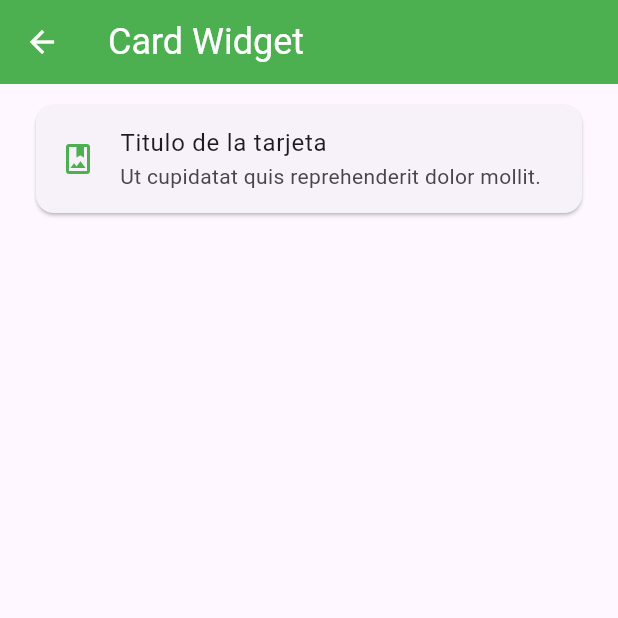
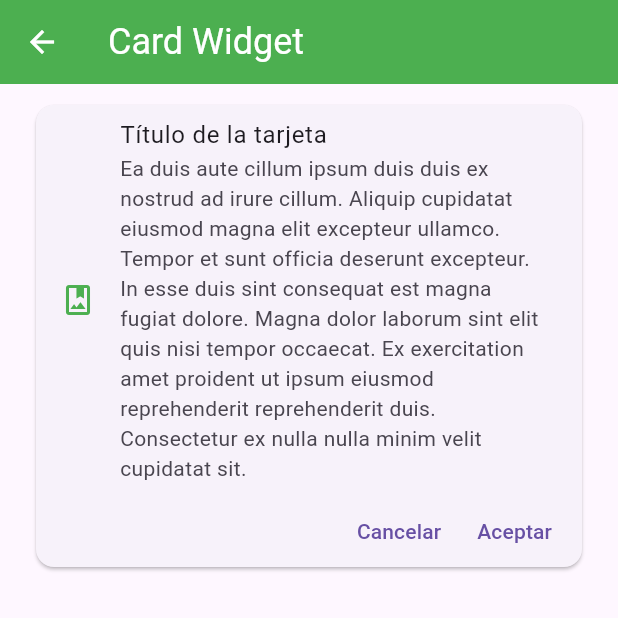
Before and after one commit to Javvii15/fl_components, a Flutter app: the CardScreen screen opened by its route, on a phone screen of 412 x 824 dp, the top half of it. Run offline on Flutter 3.47's test engine with Material 3 defaults, Android fonts, the phone set to English and light mode, and no system bars.

Commit message:
boton aceptar y cancelar card

```diff
--- a/fl_components/lib/screens/card_screen.dart
+++ b/fl_components/lib/screens/card_screen.dart
@@ -15,7 +15,7 @@ class CardScreen extends StatelessWidget {
       body: ListView(
         padding: const EdgeInsets.symmetric(horizontal: 20, vertical: 10),
         children: [
-          CustomCardTipo1()
+          CustomCardTipo1(),
          ],
       )
     );
--- a/fl_components/lib/widgets/custom_card_tipo_1.dart
+++ b/fl_components/lib/widgets/custom_card_tipo_1.dart
@@ -1,6 +1,5 @@
 import 'package:fl_components/theme/app_theme.dart';
 import 'package:flutter/material.dart';
-
 
 class CustomCardTipo1 extends StatelessWidget {
   const CustomCardTipo1({
@@ -12,13 +11,28 @@ class CustomCardTipo1 extends StatelessWidget {
     return Card(
       child: Column(
         children: [
-          ListTile(
-            leading: Icon(Icons.photo_album_outlined, color : AppTheme.primary),
-            title: Text('Titulo de la tarjeta'),
-            subtitle: Text('Ut cupidatat quis reprehenderit dolor mollit.'),
+          const ListTile(
+            leading: Icon(Icons.photo_album_outlined, color: AppTheme.primary),
+            title: Text('Título de la tarjeta'),
+            subtitle: Text('Ea duis aute cillum ipsum duis duis ex nostrud ad irure cillum. Aliquip cupidatat eiusmod magna elit excepteur ullamco. Tempor et sunt officia deserunt excepteur. In esse duis sint consequat est magna fugiat dolore. Magna dolor laborum sint elit quis nisi tempor occaecat. Ex exercitation amet proident ut ipsum eiusmod reprehenderit reprehenderit duis. Consectetur ex nulla nulla minim velit cupidatat sit.'),
+          ),
+          Row(
+            mainAxisAlignment: MainAxisAlignment.end,
+            children: [
+              TextButton(
+              onPressed: (){},
+              child: const Text('Cancelar')),
+              Padding(
+                padding: const EdgeInsets.only(right: 8.0),
+                child: TextButton(
+                onPressed: (){},
+                child: const Text('Aceptar')),
+              )
+            ],
           )
+
         ],
-      )
+      ),
     );
   }
 }
```
